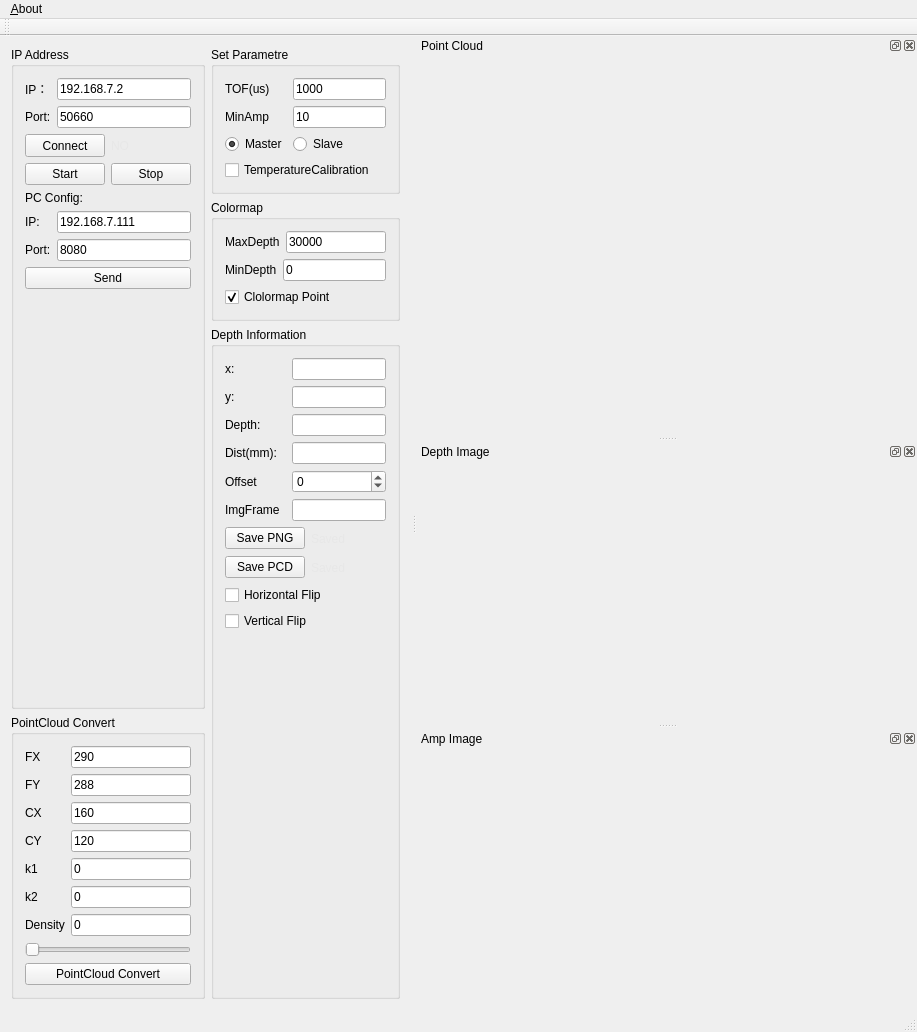
Old version of the form SmartEye/SmartEye/smarteye.ui in the repository SHU3DVision/SmartEye.
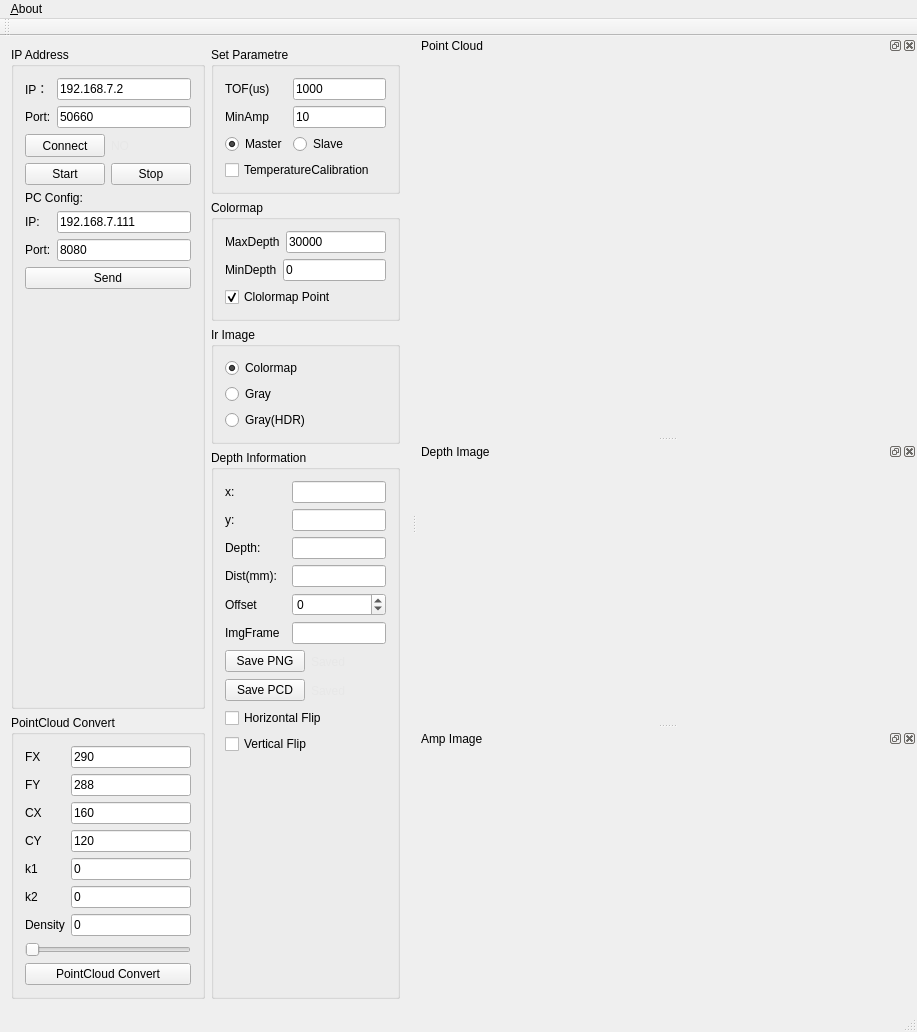
New version of the form. Icons and pictures are not drawn. Custom widgets are drawn as their Qt base class.

The edit to the form file:
```diff
--- a/SmartEye/SmartEye/smarteye.ui
+++ b/SmartEye/SmartEye/smarteye.ui
@@ -478,6 +478,39 @@
         </layout>
        </widget>
       </item>
+      <item>
+       <widget class="QGroupBox" name="groupBox_6">
+        <property name="title">
+         <string>Ir Image</string>
+        </property>
+        <layout class="QVBoxLayout" name="verticalLayout_7">
+         <item>
+          <widget class="QRadioButton" name="radioButtonAmpColormap">
+           <property name="text">
+            <string>Colormap</string>
+           </property>
+           <property name="checked">
+            <bool>true</bool>
+           </property>
+          </widget>
+         </item>
+         <item>
+          <widget class="QRadioButton" name="radioButtonAmpGray">
+           <property name="text">
+            <string>Gray</string>
+           </property>
+          </widget>
+         </item>
+         <item>
+          <widget class="QRadioButton" name="radioButtonAmpGrayHDR">
+           <property name="text">
+            <string>Gray(HDR)</string>
+           </property>
+          </widget>
+         </item>
+        </layout>
+       </widget>
+      </item>
       <item>
        <widget class="QGroupBox" name="groupBox_5">
         <property name="title">
```
